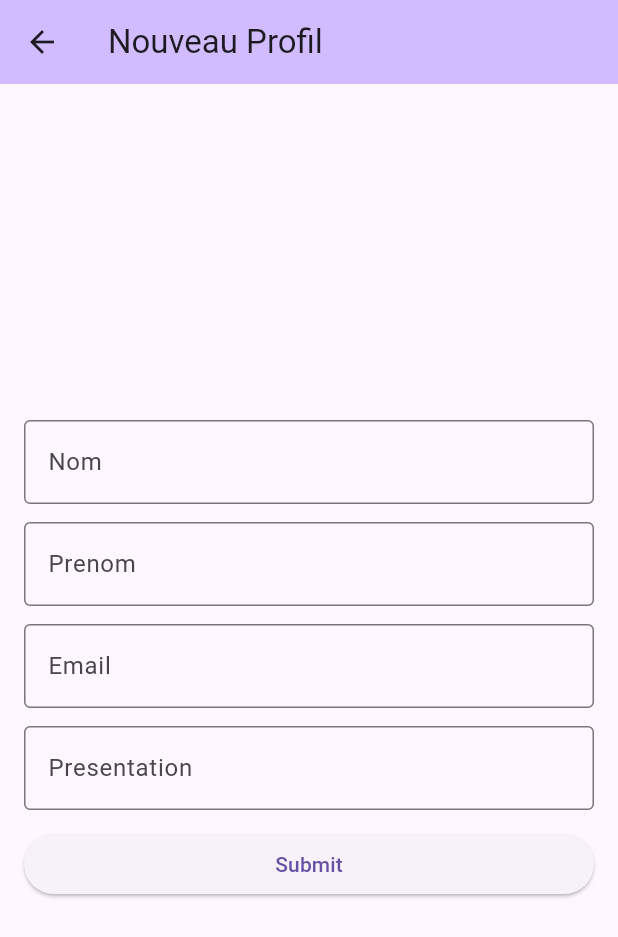
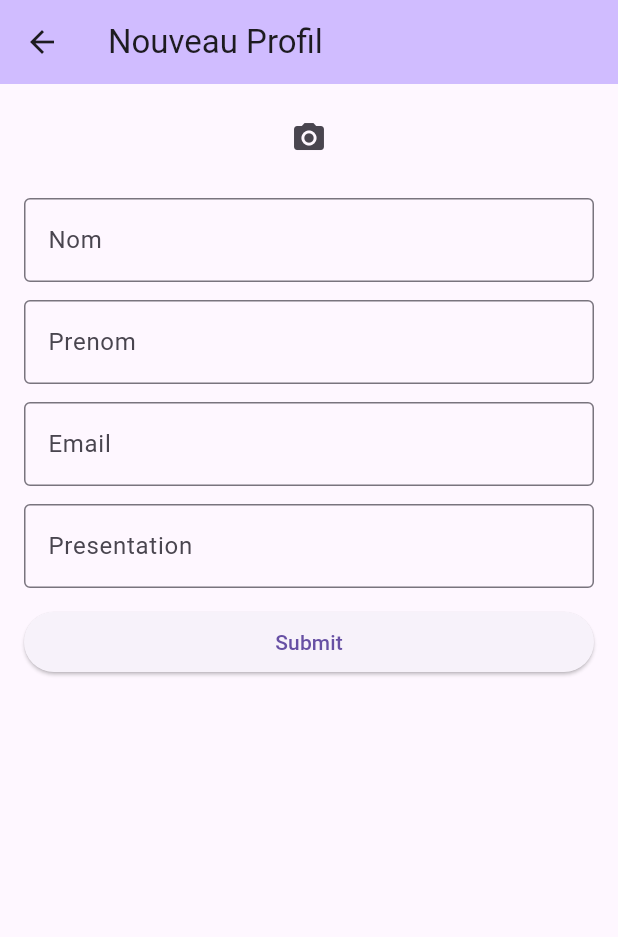
Before and after one commit to oulanbator/cours_flutter_profile_form, a Flutter app: the ProfilCreate screen opened directly, on a phone screen of 412 x 824 dp. Shown: the top 937 px of the screen. Run offline on Flutter 3.47's test engine with Material 3 defaults, Android fonts, the phone set to English and light mode, and no system bars; our stand-ins replace image_picker; network calls fail.

Commit message:
Exercice 3

```diff
--- a/lib/screens/home.dart
+++ b/lib/screens/home.dart
@@ -13,7 +13,6 @@ class Home extends StatelessWidget {
         title: const Text("Profils"),
         backgroundColor: Theme.of(context).colorScheme.inversePrimary,
       ),
-      // Home affiche un ListView à partir d'un FutureBuilder
       body: FutureBuilder(
         future: ProfilService().fetchProfils(),
         builder: (context, snapshot) {
@@ -34,7 +33,6 @@ class Home extends StatelessWidget {
           }
         },
       ),
-      // On utilise également un FloatingActionButton pour accéder à la page de création de profil
       floatingActionButton: FloatingActionButton(
         onPressed: () => Navigator.push(
           context,
--- a/lib/screens/profil/profil_create.dart
+++ b/lib/screens/profil/profil_create.dart
@@ -1,7 +1,11 @@
+import 'dart:io';
+
 import 'package:cours_flutter_profile_form/model/profil.dart';
+import 'package:cours_flutter_profile_form/screens/components/image_picker_modal.dart';
 import 'package:cours_flutter_profile_form/screens/home.dart';
 import 'package:cours_flutter_profile_form/service/profil_service.dart';
 import 'package:flutter/material.dart';
+import 'package:image_picker/image_picker.dart';
 import 'package:provider/provider.dart';
 
 class ProfilCreate extends StatefulWidget {
@@ -18,6 +22,8 @@ class _ProfilCreateState extends State<ProfilCreate> {
   final _firstnameController = TextEditingController();
   final _emailController = TextEditingController();
   final _presentationController = TextEditingController();
+  bool _isImageSelected = false;
+  File? _picture;
 
   @override
   Widget build(BuildContext context) {
@@ -27,7 +33,16 @@ class _ProfilCreateState extends State<ProfilCreate> {
         title: const Text("Nouveau Profil"),
         backgroundColor: Theme.of(context).colorScheme.inversePrimary,
       ),
-      body: Form(
+      body: Column(
+        children: [
+          const SizedBox(height: 12),
+          _pictureContainer(),
+          if (!_isImageSelected)
+            IconButton(
+              icon: const Icon(Icons.camera_alt),
+              onPressed: () => _showImagePickerModal(context),
+            ),
+          Form(
             key: _formKey,
             child: Padding(
               padding: const EdgeInsets.all(16.0),
@@ -79,7 +94,8 @@ class _ProfilCreateState extends State<ProfilCreate> {
                   TextFormField(
                     controller: _presentationController,
                     decoration: const InputDecoration(
-                    border: OutlineInputBorder(), labelText: "Presentation"),
+                        border: OutlineInputBorder(),
+                        labelText: "Presentation"),
                     validator: (value) {
                       if (value == null || value.isEmpty) {
                         return "Le champ est incomplet";
@@ -105,6 +121,8 @@ class _ProfilCreateState extends State<ProfilCreate> {
                 ],
               ),
             ),
+          ),
+        ],
       ),
     );
   }
@@ -142,4 +160,54 @@ class _ProfilCreateState extends State<ProfilCreate> {
       ),
     );
   }
+
+  /// Renvoie une image si _picture est != null
+  Widget _pictureContainer() {
+    if (_picture != null) {
+      _isImageSelected = true;
+      return Image.file(
+        _picture!,
+        width: 200,
+        height: 200,
+        fit: BoxFit.cover,
+      );
+    } else {
+      _isImageSelected = false;
     }
+
+    return Container();
+  }
+
+  /// Renvoie la modale pour choisir la source de l'image (Galerie / Camera)
+  void _showImagePickerModal(BuildContext context) {
+    showModalBottomSheet(
+      context: context,
+      builder: (BuildContext context) {
+        return ImagePickerModal(
+          // Lorsque le callback onChoice est appelé, passe la "source" à la méthode _pickImage
+          onChoice: (source) => _pickImage(source),
+        );
+      },
+    );
+  }
+
+  /// Permet l'affichage de l'imagePicker lui-même en fonction de la source
+  Future<void> _pickImage(ImageSource source) async {
+    await ImagePicker()
+        .pickImage(
+          source: source,
+          maxHeight: 1000,
+          maxWidth: 1000,
+          imageQuality: 100,
+        )
+        // Si l'image a été choisie, appelle la méthode _setImage, sinon ne fait rien
+        .then((XFile? image) => image != null ? _setImage(image) : null);
+  }
+
+  /// Affecte l'image dans la variable _picture avec setState (pour forcer un nouveau rendu de notre widget)
+  void _setImage(XFile image) {
+    setState(() {
+      _picture = File(image.path);
+    });
+  }
+}
```
Also changed, not shown: lib/screens/components/image_picker_modal.dart (added, +32 -0 lines). Lines whose indentation alone changed are shown as unchanged.
